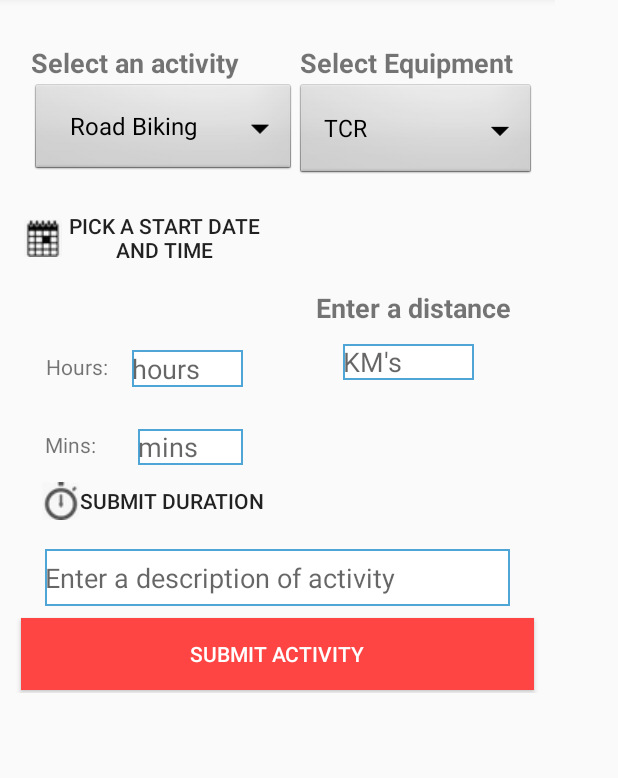
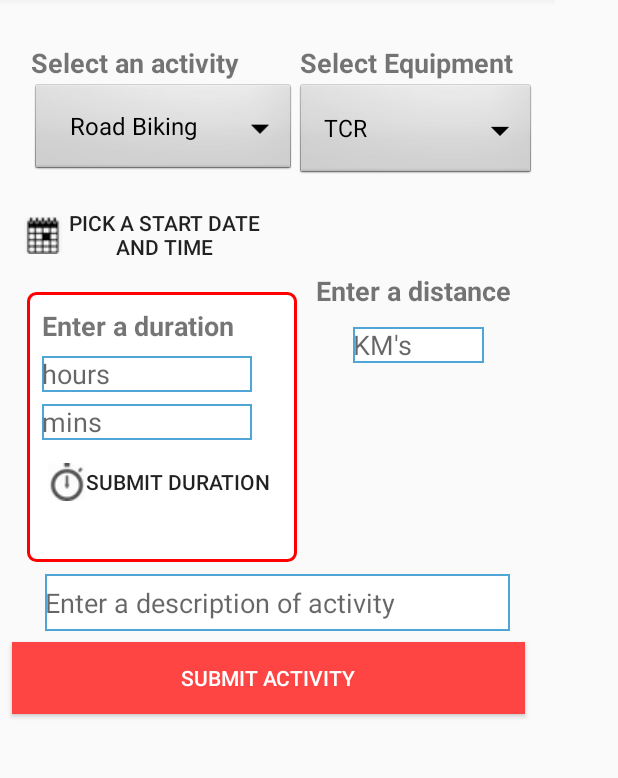
Before and after one commit to GraemeHBrown/Fitness_tracker_v2, an Android app: the AddNewExerciseActivity screen opened directly, with no data from a screen before it, on a phone screen of 412 x 824 dp, the part 87-865 px from its top. Run offline under Robolectric (Android 15) with nearby library versions, the phone set to English and light mode, and no system bars; our stand-ins replace Room's generated code; 1 statement that could not run was skipped.

Commit message:
Added additional validation checks to AddNewExerciseActivity class in the submit button to make sure that the form cannot be submitted when these are errors.
Styling and layout changes made to activity_add_new_exercise xml to better position the duration fields and button.  Also added new background styling for the duration area.

```diff
--- a/app/src/main/java/com/codeclan/example/fitnesstrackerapp/useractivity/AddNewExerciseActivity.java
+++ b/app/src/main/java/com/codeclan/example/fitnesstrackerapp/useractivity/AddNewExerciseActivity.java
@@ -1,7 +1,12 @@
 package com.codeclan.example.fitnesstrackerapp.useractivity;
 
+import android.annotation.SuppressLint;
+import android.app.Notification;
+import android.arch.persistence.room.util.StringUtil;
 import android.content.Intent;
 import android.os.Bundle;
+import android.support.design.widget.BaseTransientBottomBar;
+import android.support.design.widget.Snackbar;
 import android.support.v7.app.ActionBar;
 import android.support.v7.app.AppCompatActivity;
 import android.support.v7.widget.Toolbar;
@@ -11,6 +16,7 @@ import android.util.Log;
 import android.view.Menu;
 import android.view.MenuItem;
 import android.view.View;
+import android.view.ViewGroup;
 import android.widget.DatePicker;
 import android.widget.TextView;
 import android.widget.TimePicker;
@@ -28,6 +34,7 @@ import org.w3c.dom.Text;
 
 import java.util.Calendar;
 import java.util.Date;
+import java.util.List;
 import java.util.Locale;
 
 public class AddNewExerciseActivity extends AppCompatActivity implements ActivitySelectFragment.OnActivitySelectedListener,
@@ -43,6 +50,9 @@ public class AddNewExerciseActivity extends AppCompatActivity implements Activit
     private TextView minutesDurationTextView;
     private Long minutesConvertedFromHours = 0L;
     private Long minutesEntered = 0L;
+    private List<View> allTextViews;
+    private ViewGroup viewGroup;
+    private View view;
     String description;
 
 
@@ -98,7 +108,6 @@ public class AddNewExerciseActivity extends AppCompatActivity implements Activit
 
     @Override
     public void onActivitySelected(Activity activity) {
-        Log.d("Selected type*******:", activity.toString());
         exerciseToAdd.setActivityId(activity.getId());
     }
 
@@ -152,7 +161,12 @@ public class AddNewExerciseActivity extends AppCompatActivity implements Activit
         exerciseToAdd.setEquipmentId(equipment.getId());
     }
 
+
     public void onSubmitActivityClicked(View view) {
+        viewGroup = findViewById(android.R.id.content);
+        boolean isFormValidToSubmit = canFormBeSubmitted(viewGroup);
+        Log.d("Is Valid", String.valueOf(isFormValidToSubmit));
+        if (isFormValidToSubmit) {
             User appUser = db.userDao().getAll().get(0);
             exerciseToAdd.setUserId(appUser.getId());
             Long rowId = db.userExerciseDao().insertUserExercise(exerciseToAdd);
@@ -161,6 +175,25 @@ public class AddNewExerciseActivity extends AppCompatActivity implements Activit
             toast.show();
             Intent intentView = new Intent(this, ExerciseActivity.class);
             startActivity(intentView);
+        } else {
+            Snackbar mySnackbar = Snackbar.make(view, R.string.submit_error, Snackbar.LENGTH_LONG);
+            mySnackbar.show();
+        }
+
+    }
+
+    @SuppressLint("WrongConstant")
+    private boolean canFormBeSubmitted(ViewGroup group) {
+        view = group.getChildAt(0);
+        allTextViews = view.getFocusables(0);
+        for (View view : allTextViews) {
+            if (view instanceof TextView) {
+                String error = ((TextView) view).getError() == null ? null : ((TextView) view).getError().toString();
+                if (error != null) return false;
+
+            }
+        }
+        return true;
     }
 
     private void showTimePickerDialog(View view) {
@@ -182,7 +215,6 @@ public class AddNewExerciseActivity extends AppCompatActivity implements Activit
             @Override
             public void afterTextChanged(Editable s) {
                 if (s.length() != 0) {
-                    Log.d("In after text changed: ", "hours");
                     Integer hours = Integer.valueOf(String.valueOf(s));
                     minutesConvertedFromHours = calculateMinutesFromInput(hours);
                 } else {
@@ -233,7 +265,6 @@ public class AddNewExerciseActivity extends AppCompatActivity implements Activit
             public void afterTextChanged(Editable s) {
                 if (s.length() != 0) {
                     distance = Double.valueOf(String.valueOf(s));
-                    Log.d("Distance entered:", distance.toString());
                     exerciseToAdd.setDistance(distance);
                 }
             }
--- /dev/null
+++ b/app/src/main/res/drawable/duration_background.xml
@@ -0,0 +1,10 @@
+<?xml version="1.0" encoding="UTF-8"?>
+<shape xmlns:android="http://schemas.android.com/apk/res/android" android:id="@+id/duration_background">
+    <stroke android:width="2dp" android:color="#FF0000" />
+    <padding android:left="2dp"
+        android:top="2dp"
+        android:right="2dp"
+        android:bottom="2dp" />
+    <corners android:radius="5dp" />
+    <solid android:color="#ffffffff" />
+</shape>
--- a/app/src/main/res/layout/activity_add_new_exercise.xml
+++ b/app/src/main/res/layout/activity_add_new_exercise.xml
@@ -5,7 +5,7 @@
     xmlns:app="http://schemas.android.com/apk/res-auto"
     xmlns:tools="http://schemas.android.com/tools"
     android:layout_width="370dp"
-    android:layout_height="520dp"
+    android:layout_height="540dp"
     android:overScrollMode="always"
     android:scrollbarAlwaysDrawVerticalTrack="true"
     android:scrollbarStyle="outsideOverlay"
@@ -79,99 +79,7 @@
         app:layout_constraintLeft_toLeftOf="parent"
         app:layout_constraintStart_toStartOf="parent"
         app:layout_constraintTop_toTopOf="parent"
-        app:layout_constraintVertical_bias="0.415" />
-
-    <EditText
-        android:id="@+id/duration_hours_input"
-        android:layout_width="74dp"
-        android:layout_height="wrap_content"
-        android:layout_marginBottom="204dp"
-        android:layout_marginStart="88dp"
-        android:background="@drawable/back"
-        android:ems="10"
-        android:hint="hours"
-        android:inputType="number"
-        android:tooltipText="hours"
-        app:layout_constraintBottom_toBottomOf="parent"
-        app:layout_constraintStart_toStartOf="parent"
-        android:layout_marginLeft="88dp" />
-
-    <TextView
-        android:id="@+id/duration_label_text_view"
-        android:layout_width="wrap_content"
-        android:layout_height="wrap_content"
-        android:layout_marginBottom="136dp"
-        android:layout_marginEnd="8dp"
-        android:layout_marginStart="8dp"
-        android:layout_marginTop="8dp"
-        android:text="@string/enter_a_duration"
-        android:textSize="18sp"
-        android:textStyle="bold"
-        app:layout_constraintBottom_toTopOf="@+id/duration_hours_input"
-        app:layout_constraintEnd_toEndOf="parent"
-        app:layout_constraintHorizontal_bias="0.093"
-        app:layout_constraintStart_toStartOf="parent"
-        app:layout_constraintTop_toBottomOf="@+id/date_pick_button"
-        app:layout_constraintVertical_bias="0.0" />
-
-
-    <EditText
-        android:id="@+id/duration_input_minutes"
-        android:layout_width="70dp"
-        android:layout_height="24dp"
-        android:layout_marginBottom="152dp"
-        android:layout_marginEnd="208dp"
-        android:background="@drawable/back"
-        android:ems="10"
-        android:hint="mins"
-        android:inputType="number"
-        android:tooltipText="minutes"
-        app:layout_constraintBottom_toBottomOf="parent"
-        app:layout_constraintEnd_toEndOf="parent"
-        android:layout_marginRight="208dp" />
-
-    <TextView
-        android:id="@+id/textView3"
-        android:layout_width="wrap_content"
-        android:layout_height="wrap_content"
-        android:layout_marginBottom="4dp"
-        android:layout_marginEnd="16dp"
-        android:layout_marginRight="16dp"
-        android:text="Hours:"
-        app:layout_constraintBottom_toBottomOf="@+id/duration_hours_input"
-        app:layout_constraintEnd_toStartOf="@+id/duration_hours_input" />
-
-    <TextView
-        android:id="@+id/textView4"
-        android:layout_width="wrap_content"
-        android:layout_height="wrap_content"
-        android:layout_marginBottom="4dp"
-        android:layout_marginEnd="28dp"
-        android:text="Mins:"
-        app:layout_constraintBottom_toBottomOf="@+id/duration_input_minutes"
-        app:layout_constraintEnd_toStartOf="@+id/duration_input_minutes"
-        android:layout_marginRight="28dp" />
-
-    <Button
-        android:id="@+id/duration_submit"
-        style="@style/Widget.AppCompat.Button.Borderless"
-        android:layout_width="wrap_content"
-        android:layout_height="wrap_content"
-        android:layout_marginBottom="8dp"
-        android:layout_marginEnd="8dp"
-        android:layout_marginLeft="16dp"
-        android:layout_marginStart="8dp"
-        android:layout_marginTop="8dp"
-        android:drawableLeft="@drawable/stopwatch_icon"
-        android:onClick="onDurationSubmitButtonClick"
-        android:text="Submit duration"
-        app:layout_constraintBottom_toBottomOf="parent"
-        app:layout_constraintEnd_toEndOf="parent"
-        app:layout_constraintHorizontal_bias="0.043"
-        app:layout_constraintLeft_toLeftOf="parent"
-        app:layout_constraintStart_toStartOf="parent"
-        app:layout_constraintTop_toBottomOf="@+id/duration_hours_input"
-        app:layout_constraintVertical_bias="0.314" />
+        app:layout_constraintVertical_bias="0.394" />
 
     <fragment
         android:id="@+id/fragment"
@@ -204,10 +112,10 @@
         android:visibility="visible"
         app:layout_constraintBottom_toBottomOf="parent"
         app:layout_constraintEnd_toEndOf="parent"
-        app:layout_constraintHorizontal_bias="0.828"
+        app:layout_constraintHorizontal_bias="0.853"
         app:layout_constraintStart_toStartOf="parent"
         app:layout_constraintTop_toBottomOf="@+id/fragment"
-        app:layout_constraintVertical_bias="0.335" />
+        app:layout_constraintVertical_bias="0.279" />
 
     <TextView
         android:id="@+id/textView2"
@@ -224,58 +132,103 @@
         app:layout_constraintHorizontal_bias="0.906"
         app:layout_constraintStart_toStartOf="parent" />
 
-    <android.support.constraint.Guideline
-        android:id="@+id/guideline"
-        android:layout_width="wrap_content"
-        android:layout_height="wrap_content"
-        android:orientation="vertical"
-        app:layout_constraintGuide_end="340dp" />
-
-    <android.support.constraint.Guideline
-        android:id="@+id/guideline2"
-        android:layout_width="wrap_content"
-        android:layout_height="wrap_content"
-        android:orientation="vertical"
-        app:layout_constraintGuide_begin="20dp" />
-
-    <android.support.constraint.Guideline
-        android:id="@+id/guideline3"
-        android:layout_width="wrap_content"
-        android:layout_height="wrap_content"
-        android:orientation="horizontal"
-        app:layout_constraintGuide_begin="-96dp" />
-
-    <android.support.constraint.Guideline
-        android:id="@+id/guideline4"
-        android:layout_width="wrap_content"
-        android:layout_height="wrap_content"
-        android:orientation="horizontal"
-        app:layout_constraintGuide_begin="551dp" />
-
-    <android.support.constraint.Guideline
-        android:id="@+id/guideline5"
-        android:layout_width="wrap_content"
-        android:layout_height="wrap_content"
-        android:orientation="horizontal"
-        app:layout_constraintGuide_begin="-1dp" />
-
     <EditText
         android:id="@+id/description_text_view"
         android:layout_width="310dp"
         android:layout_height="38dp"
-        android:layout_marginBottom="8dp"
+        android:layout_marginBottom="10dp"
         android:layout_marginTop="8dp"
         android:background="@drawable/back"
         android:ems="10"
-        android:hint="Enter a description of activity"
+        android:hint="@string/description_text_hint"
         android:inputType="textMultiLine"
         app:layout_constraintBottom_toBottomOf="parent"
         app:layout_constraintEnd_toEndOf="parent"
         app:layout_constraintLeft_toLeftOf="parent"
         app:layout_constraintRight_toRightOf="parent"
         app:layout_constraintStart_toStartOf="parent"
-        app:layout_constraintTop_toBottomOf="@+id/duration_submit"
+        app:layout_constraintTop_toBottomOf="@+id/duration_grid"
         app:layout_constraintVertical_bias="0.0" />
+
+
+    <GridLayout
+        android:id="@+id/duration_grid"
+        android:layout_width="180dp"
+        android:layout_height="180dp"
+        android:layout_marginBottom="8dp"
+        android:layout_marginTop="8dp"
+        android:background="@drawable/duration_background"
+        app:layout_constraintBottom_toBottomOf="parent"
+        app:layout_constraintHorizontal_bias="0.094"
+        app:layout_constraintLeft_toLeftOf="parent"
+        app:layout_constraintRight_toRightOf="parent"
+        app:layout_constraintTop_toBottomOf="@+id/date_pick_button"
+        app:layout_constraintVertical_bias="0.056">
+
+        <TextView
+            android:id="@+id/duration_label_text_view"
+            android:layout_width="wrap_content"
+            android:layout_height="wrap_content"
+            android:layout_column="0"
+            android:layout_marginBottom="8dp"
+            android:layout_marginStart="8dp"
+            android:layout_marginTop="8dp"
+            android:layout_row="0"
+
+            android:text="@string/enter_a_duration"
+            android:textSize="18sp"
+            android:textStyle="bold"
+            app:layout_constraintBottom_toTopOf="@+id/duration_hours_input"
+            app:layout_constraintEnd_toEndOf="parent"
+            app:layout_constraintHorizontal_bias="0.093"
+            app:layout_constraintStart_toStartOf="parent"
+            app:layout_constraintVertical_bias="0.0" />
+
+
+        <EditText
+            android:id="@+id/duration_hours_input"
+            android:layout_width="140dp"
+            android:layout_height="24dp"
+            android:layout_column="0"
+            android:layout_marginBottom="8dp"
+            android:layout_marginStart="8dp"
+            android:layout_row="1"
+            android:background="@drawable/back"
+            android:ems="10"
+            android:hint="hours"
+            android:inputType="number"
+            android:tooltipText="hours" />
+
+
+        <EditText
+            android:id="@+id/duration_input_minutes"
+            android:layout_width="140dp"
+            android:layout_height="24dp"
+            android:layout_column="0"
+            android:layout_marginBottom="4dp"
+            android:layout_marginStart="8dp"
+            android:layout_row="2"
+            android:background="@drawable/back"
+            android:ems="10"
+            android:hint="mins"
+            android:inputType="number"
+            android:tooltipText="minutes" />
+
+
+        <Button
+            android:id="@+id/duration_submit"
+            style="@style/Widget.AppCompat.Button.Borderless"
+            android:layout_width="wrap_content"
+            android:layout_height="wrap_content"
+            android:layout_column="0"
+            android:layout_marginBottom="8dp"
+            android:layout_marginStart="0dp"
+            android:layout_row="3"
+            android:drawableLeft="@drawable/stopwatch_icon"
+            android:onClick="onDurationSubmitButtonClick"
+            android:text="Submit duration" />
+
+    </GridLayout>
 
     <Button
         android:id="@+id/exercise_submit"
@@ -283,17 +236,16 @@
         android:layout_width="342dp"
         android:layout_height="wrap_content"
         android:layout_marginBottom="8dp"
+        android:layout_marginStart="8dp"
         android:layout_marginTop="8dp"
         android:background="@android:color/holo_red_light"
         android:onClick="onSubmitActivityClicked"
         android:text="Submit Activity"
         app:layout_constraintBottom_toBottomOf="parent"
-        app:layout_constraintEnd_toEndOf="parent"
-        app:layout_constraintLeft_toLeftOf="parent"
-        app:layout_constraintRight_toRightOf="parent"
+
         app:layout_constraintStart_toStartOf="parent"
         app:layout_constraintTop_toBottomOf="@+id/description_text_view"
-        app:layout_constraintVertical_bias="0.0" />
+        app:layout_constraintVertical_bias="0.333" />
 
 
 </android.support.constraint.ConstraintLayout>
--- a/app/src/main/res/values/strings.xml
+++ b/app/src/main/res/values/strings.xml
@@ -12,4 +12,6 @@
     <string name="view_activities">View activities</string>
     <string name="home">Home</string>
     <string name="title_activity_exercise_stats">ExerciseStatsActivity</string>
+    <string name="submit_error">Correct errors before the form can be submitted.</string>
+    <string name="description_text_hint">Enter a description of activity</string>
 </resources>
```
Lines whose indentation alone changed are shown as unchanged.
